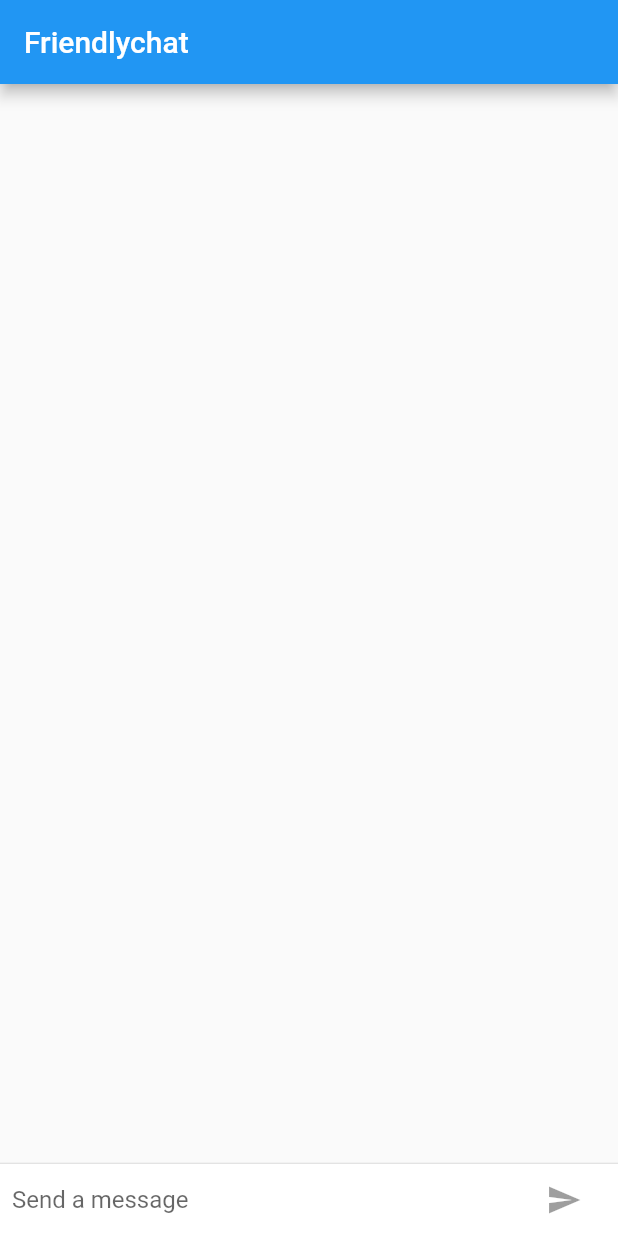
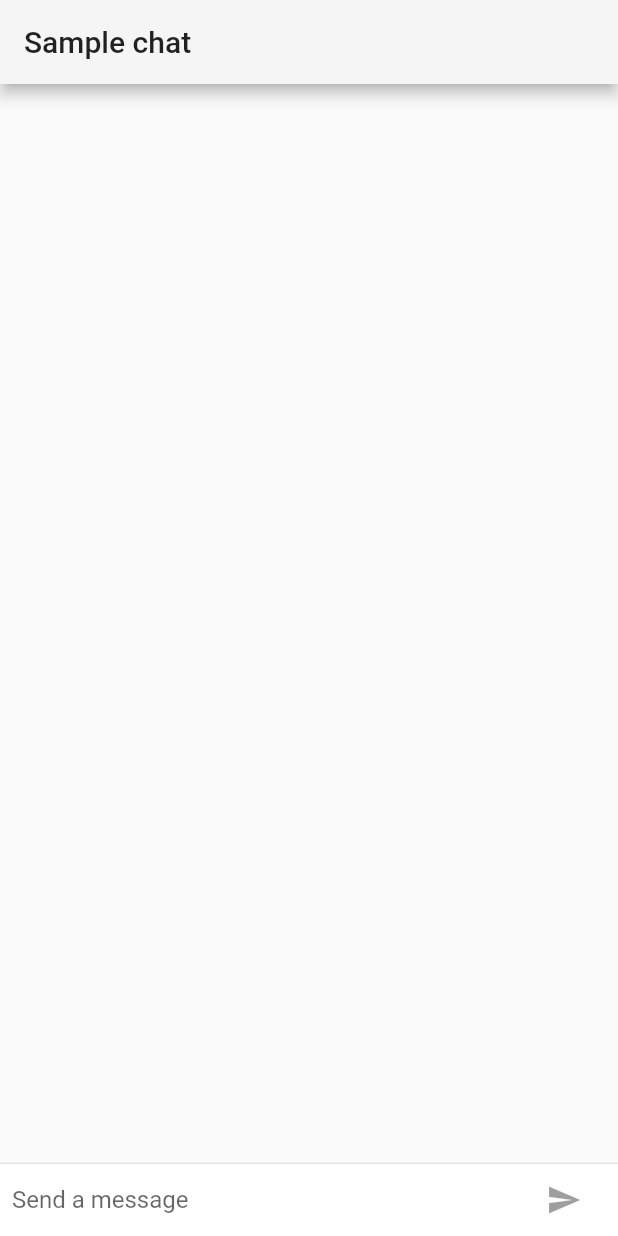
Before and after one commit to kyeonghwan-kong/codelab-flutter-chat-app, a Flutter app: the screen it shows after launch, on a phone screen of 412 x 824 dp. Run offline on Flutter 3.47's test engine with Material 2 defaults, Android fonts, the phone set to English and light mode, and no system bars.

```diff
--- a/lib/main.dart
+++ b/lib/main.dart
@@ -1,14 +1,33 @@
 import 'package:flutter/material.dart';
+import 'package:flutter/foundation.dart';
+import 'package:flutter/cupertino.dart';
 
 const String _name = "Your Name";
 
 void main() => runApp(new FriendlychatApp());
 
+final ThemeData kIOSTheme = new ThemeData(
+  primarySwatch: Colors.orange,
+  primaryColor: Colors.grey[100],
+  primaryColorBrightness: Brightness.light,
+);
+
+final ThemeData kDefaultTheme = new ThemeData(
+//  primarySwatch: Colors.purple,
+//  accentColor: Colors.orangeAccent[400],
+  primarySwatch: Colors.orange,
+  primaryColor: Colors.grey[100],
+  primaryColorBrightness: Brightness.light,
+);
+
 class FriendlychatApp extends StatelessWidget {
   @override
   Widget build(BuildContext context) {
     return new MaterialApp(
-      title: "Friendlychat",
+      title: "Sample chat",
+      theme: defaultTargetPlatform == TargetPlatform.iOS
+          ? kIOSTheme
+          : kDefaultTheme,
       home: new ChatScreen(),
     );
   }
@@ -27,8 +46,12 @@ class ChatScreenState extends State<ChatScreen> with TickerProviderStateMixin {
   @override
   Widget build(BuildContext context) {
     return new Scaffold(
-      appBar: new AppBar(title: new Text("Friendlychat")),
-      body: new Column(
+      appBar: new AppBar(
+        title: new Text("Sample chat"),
+        elevation: Theme.of(context).platform == TargetPlatform.iOS ? 0.0 : 4.0,
+      ),
+      body: new Container(
+          child: new Column(
             children: <Widget>[
               new Flexible(
                 child: new ListView.builder(
@@ -42,19 +65,20 @@ class ChatScreenState extends State<ChatScreen> with TickerProviderStateMixin {
                 height: 1.0,
               ),
               new Container(
-            decoration: new BoxDecoration(color: Theme.of(context).cardColor),
+                decoration:
+                    new BoxDecoration(color: Theme.of(context).cardColor),
                 child: _buildTextComposer(),
               ),
             ],
           ),
+          decoration: Theme.of(context).platform == TargetPlatform.iOS
+              ? new BoxDecoration(
+                  border: new Border(
+                    top: new BorderSide(color: Colors.grey[200]),
+                  ),
+                )
+              : null),
     );
-  }
-
-  @override
-  void dispose() {
-    for (ChatMessage message in _messages)
-      message.animationController.dispose();
-    super.dispose();
   }
 
   Widget _buildTextComposer() {
@@ -79,16 +103,29 @@ class ChatScreenState extends State<ChatScreen> with TickerProviderStateMixin {
             ),
             new Container(
                 margin: new EdgeInsets.symmetric(horizontal: 4.0),
-              child: new IconButton(
+                child: Theme.of(context).platform == TargetPlatform.iOS
+                    ? new CupertinoButton(
+                        child: new Text("Send"),
+                        onPressed: _isComposing
+                            ? () => _handleSubmitted(_textController.text)
+                            : null,
+                      )
+                    : new IconButton(
                         icon: new Icon(Icons.send),
-                color: Colors.blue,
-                onPressed: _isComposing ? () => _handleSubmitted(_textController.text) : null,
-              ),
-            )
+                        onPressed: _isComposing
+                            ? () => _handleSubmitted(_textController.text)
+                            : null)),
           ],
         ),
       ),
     );
+  }
+
+  @override
+  void dispose() {
+    for (ChatMessage message in _messages)
+      message.animationController.dispose();
+    super.dispose();
   }
 
   void _handleSubmitted(String text) {
```
Also changed, not shown: lib/chat.dart (added), 4 other files. Lines whose indentation alone changed are shown as unchanged.
